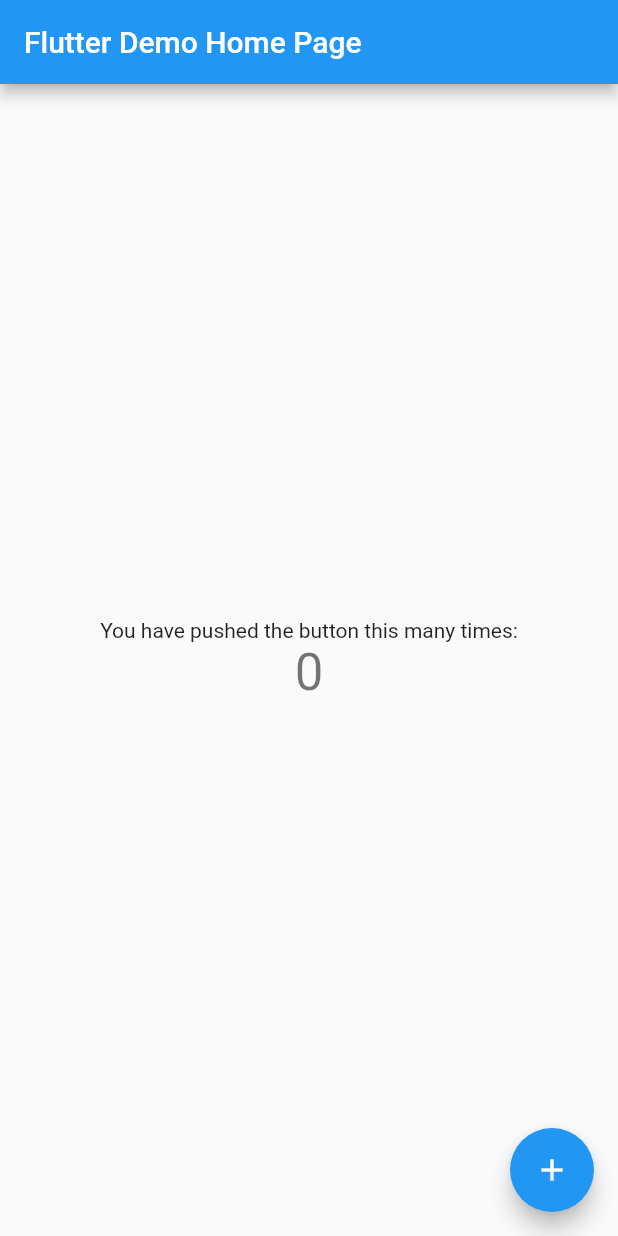
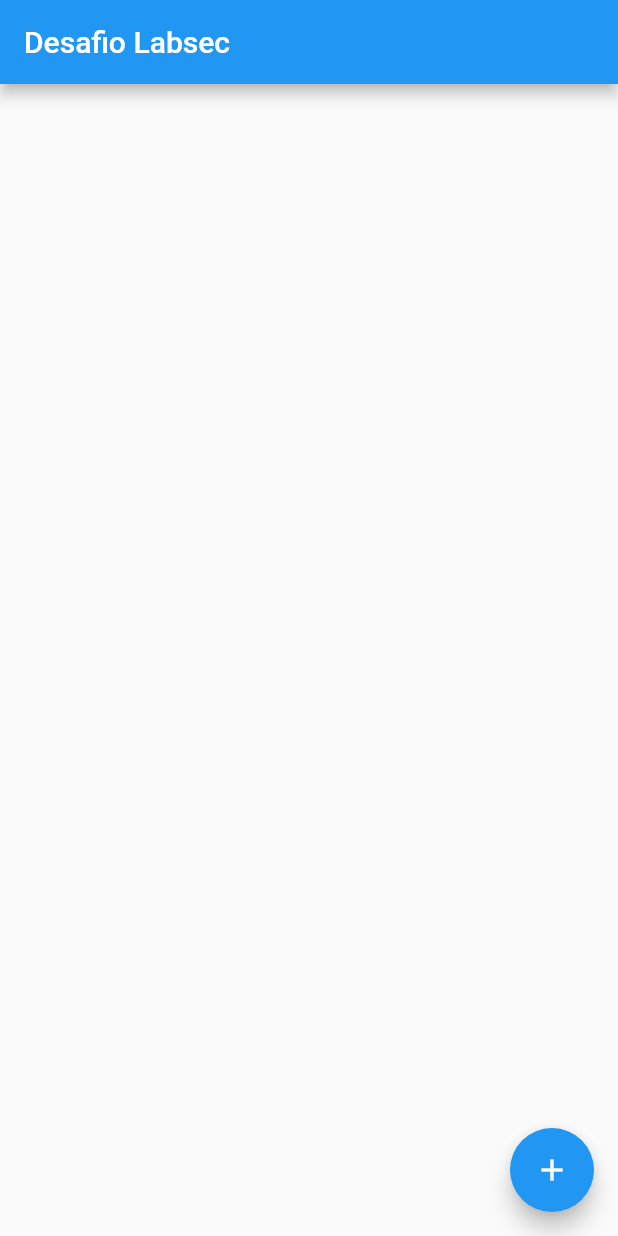
Before and after one commit to dexeme/encrypthat, a Flutter app: the screen it shows after launch, on a phone screen of 412 x 824 dp. Run offline on Flutter 3.47's test engine with Material 2 defaults, Android fonts, the phone set to English and light mode, and no system bars; our stand-ins replace flutter_blue_plus.

Commit message:
Main file modified

```diff
--- a/encrypthat/lib/main.dart
+++ b/encrypthat/lib/main.dart
@@ -1,3 +1,6 @@
+// ignore_for_file: prefer_const_constructors
+
+import 'package:encrypthat/screens/ble_devices.dart';
 import 'package:flutter/material.dart';
 
 void main() {
@@ -7,39 +10,21 @@
 class MyApp extends StatelessWidget {
   const MyApp({super.key});
 
-  // This widget is the root of your application.
   @override
   Widget build(BuildContext context) {
     return MaterialApp(
-      title: 'Flutter Demo',
+      title: 'Desafio Labsec',
       theme: ThemeData(
-        // This is the theme of your application.
-        //
-        // Try running your application with "flutter run". You'll see the
-        // application has a blue toolbar. Then, without quitting the app, try
-        // changing the primarySwatch below to Colors.green and then invoke
-        // "hot reload" (press "r" in the console where you ran "flutter run",
-        // or simply save your changes to "hot reload" in a Flutter IDE).
-        // Notice that the counter didn't reset back to zero; the application
-        // is not restarted.
         primarySwatch: Colors.blue,
       ),
-      home: const MyHomePage(title: 'Flutter Demo Home Page'),
+      // insert a new route here
+      home: const MyHomePage(title: 'Desafio Labsec'),
     );
   }
 }
 
 class MyHomePage extends StatefulWidget {
-  const MyHomePage({super.key, required this.title});
-
-  // This widget is the home page of your application. It is stateful, meaning
-  // that it has a State object (defined below) that contains fields that affect
-  // how it looks.
-
-  // This class is the configuration for the state. It holds the values (in this
-  // case the title) provided by the parent (in this case the App widget) and
-  // used by the build method of the State. Fields in a Widget subclass are
-  // always marked "final".
+  const MyHomePage({Key? key, required this.title}) : super(key: key);
 
   final String title;
 
@@ -48,68 +33,28 @@
 }
 
 class _MyHomePageState extends State<MyHomePage> {
-  int _counter = 0;
-
-  void _incrementCounter() {
-    setState(() {
-      // This call to setState tells the Flutter framework that something has
-      // changed in this State, which causes it to rerun the build method below
-      // so that the display can reflect the updated values. If we changed
-      // _counter without calling setState(), then the build method would not be
-      // called again, and so nothing would appear to happen.
-      _counter++;
-    });
-  }
-
   @override
   Widget build(BuildContext context) {
-    // This method is rerun every time setState is called, for instance as done
-    // by the _incrementCounter method above.
-    //
-    // The Flutter framework has been optimized to make rerunning build methods
-    // fast, so that you can just rebuild anything that needs updating rather
-    // than having to individually change instances of widgets.
     return Scaffold(
       appBar: AppBar(
-        // Here we take the value from the MyHomePage object that was created by
-        // the App.build method, and use it to set our appbar title.
         title: Text(widget.title),
       ),
       body: Center(
-        // Center is a layout widget. It takes a single child and positions it
-        // in the middle of the parent.
         child: Column(
-          // Column is also a layout widget. It takes a list of children and
-          // arranges them vertically. By default, it sizes itself to fit its
-          // children horizontally, and tries to be as tall as its parent.
-          //
-          // Invoke "debug painting" (press "p" in the console, choose the
-          // "Toggle Debug Paint" action from the Flutter Inspector in Android
-          // Studio, or the "Toggle Debug Paint" command in Visual Studio Code)
-          // to see the wireframe for each widget.
-          //
-          // Column has various properties to control how it sizes itself and
-          // how it positions its children. Here we use mainAxisAlignment to
-          // center the children vertically; the main axis here is the vertical
-          // axis because Columns are vertical (the cross axis would be
-          // horizontal).
           mainAxisAlignment: MainAxisAlignment.center,
-          children: <Widget>[
-            const Text(
-              'You have pushed the button this many times:',
-            ),
-            Text(
-              '$_counter',
-              style: Theme.of(context).textTheme.headlineMedium,
-            ),
-          ],
+          children: const <Widget>[],
         ),
       ),
       floatingActionButton: FloatingActionButton(
-        onPressed: _incrementCounter,
+        onPressed: () {
+          Navigator.push(
+            context,
+            MaterialPageRoute(builder: (context) => BLEDevices()),
+          );
+        },
         tooltip: 'Increment',
         child: const Icon(Icons.add),
-      ), // This trailing comma makes auto-formatting nicer for build methods.
+      ),
     );
   }
 }
```
